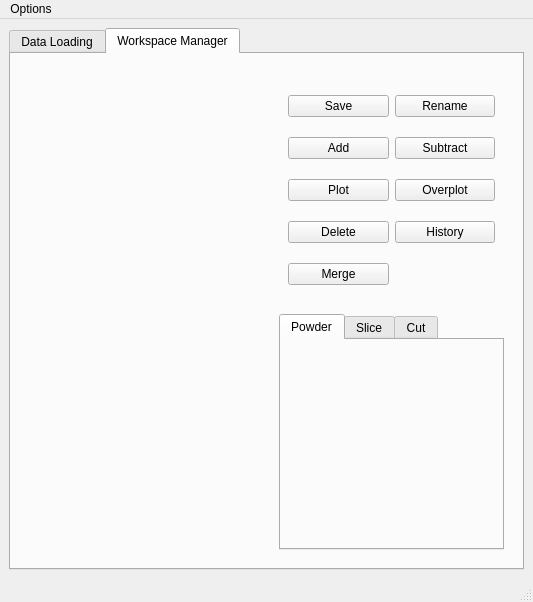
Old version of the form mslice/app/mainwindow.ui in the repository mantidproject/mslice.
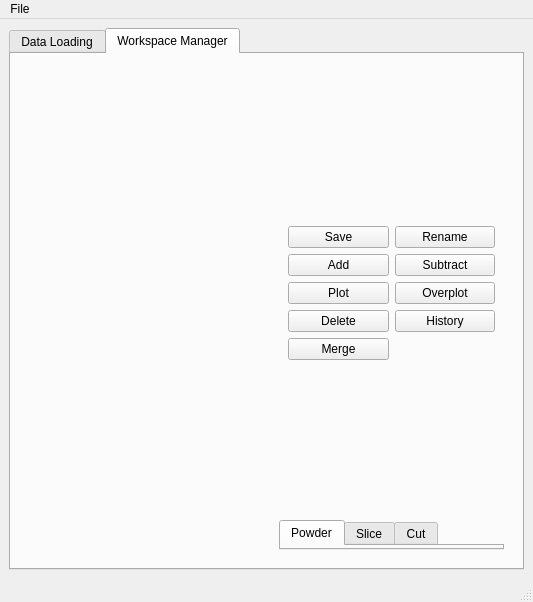
New version of the form. The open tabs and pages were chosen to show the change. Custom widgets are drawn as their Qt base class.

Commit message: Fix sort, add QSplitter, change menubar re #206

Patch:
```diff
--- a/mslice/app/mainwindow.ui
+++ b/mslice/app/mainwindow.ui
@@ -19,6 +19,10 @@
      <enum>QLayout::SetDefaultConstraint</enum>
     </property>
     <item row="0" column="0">
+     <widget class="QSplitter" name="splitter">
+      <property name="orientation">
+       <enum>Qt::Vertical</enum>
+      </property>
      <widget class="QTabWidget" name="tabWidget">
       <property name="sizePolicy">
        <sizepolicy hsizetype="Preferred" vsizetype="Preferred">
@@ -63,12 +67,37 @@
           <layout class="QVBoxLayout" name="verticalLayout_2">
            <item>
             <widget class="QWidget" name="widget_3" native="true">
+              <property name="maximumSize">
+               <size>
+                <width>250</width>
+                <height>16777215</height>
+               </size>
+              </property>
              <layout class="QGridLayout" name="gridLayout_2">
+               <item row="0" column="0">
+                <spacer name="verticalSpacer_2">
+                 <property name="orientation">
+                  <enum>Qt::Vertical</enum>
+                 </property>
+                 <property name="sizeHint" stdset="0">
+                  <size>
+                   <width>20</width>
+                   <height>40</height>
+                  </size>
+                 </property>
+                </spacer>
+               </item>
               <item row="6" column="1">
                <widget class="QPushButton" name="btnHistory">
                 <property name="enabled">
                  <bool>true</bool>
                 </property>
+                 <property name="maximumSize">
+                  <size>
+                   <width>110</width>
+                   <height>16777215</height>
+                  </size>
+                 </property>
                 <property name="text">
                  <string>History</string>
                 </property>
@@ -76,6 +105,12 @@
               </item>
               <item row="6" column="0">
                <widget class="QPushButton" name="btnDelete">
+                 <property name="maximumSize">
+                  <size>
+                   <width>110</width>
+                   <height>16777215</height>
+                  </size>
+                 </property>
                 <property name="text">
                  <string>Delete</string>
                 </property>
@@ -83,13 +118,38 @@
               </item>
               <item row="1" column="1">
                <widget class="QPushButton" name="btnRename">
+                 <property name="maximumSize">
+                  <size>
+                   <width>110</width>
+                   <height>16777215</height>
+                  </size>
+                 </property>
                 <property name="text">
                  <string>Rename</string>
                 </property>
                </widget>
               </item>
+               <item row="3" column="0">
+                <widget class="QPushButton" name="btnAdd">
+                 <property name="maximumSize">
+                  <size>
+                   <width>110</width>
+                   <height>16777215</height>
+                  </size>
+                 </property>
+                 <property name="text">
+                  <string>Add</string>
+                 </property>
+                </widget>
+               </item>
               <item row="1" column="0">
                <widget class="QPushButton" name="btnSave">
+                 <property name="maximumSize">
+                  <size>
+                   <width>110</width>
+                   <height>16777215</height>
+                  </size>
+                 </property>
                 <property name="text">
                  <string>Save</string>
                 </property>
@@ -97,6 +157,12 @@
               </item>
               <item row="4" column="0">
                <widget class="QPushButton" name="btnPlot">
+                 <property name="maximumSize">
+                  <size>
+                   <width>110</width>
+                   <height>16777215</height>
+                  </size>
+                 </property>
                 <property name="text">
                  <string>Plot</string>
                 </property>
@@ -104,6 +170,12 @@
               </item>
               <item row="7" column="0">
                <widget class="QPushButton" name="btnMerge">
+                 <property name="maximumSize">
+                  <size>
+                   <width>110</width>
+                   <height>16777215</height>
+                  </size>
+                 </property>
                 <property name="text">
                  <string>Merge</string>
                 </property>
@@ -111,6 +183,12 @@
               </item>
               <item row="4" column="1">
                <widget class="QPushButton" name="btnOverplot">
+                 <property name="maximumSize">
+                  <size>
+                   <width>110</width>
+                   <height>16777215</height>
+                  </size>
+                 </property>
                 <property name="text">
                  <string>Overplot</string>
                 </property>
@@ -118,17 +196,29 @@
               </item>
               <item row="3" column="1">
                <widget class="QPushButton" name="btnSubtract">
+                 <property name="maximumSize">
+                  <size>
+                   <width>110</width>
+                   <height>16777215</height>
+                  </size>
+                 </property>
                 <property name="text">
                  <string>Subtract</string>
                 </property>
                </widget>
               </item>
-              <item row="3" column="0">
-               <widget class="QPushButton" name="btnAdd">
-                <property name="text">
-                 <string>Add</string>
-                </property>
-               </widget>
+               <item row="8" column="0">
+                <spacer name="verticalSpacer">
+                 <property name="orientation">
+                  <enum>Qt::Vertical</enum>
+                 </property>
+                 <property name="sizeHint" stdset="0">
+                  <size>
+                   <width>20</width>
+                   <height>40</height>
+                  </size>
+                 </property>
+                </spacer>
               </item>
              </layout>
             </widget>
@@ -167,6 +257,7 @@
        </layout>
       </widget>
      </widget>
+     </widget>
     </item>
    </layout>
   </widget>
@@ -191,12 +282,12 @@
      <height>21</height>
     </rect>
    </property>
-   <widget class="QMenu" name="menuOptions">
+   <widget class="QMenu" name="menuFile">
     <property name="title">
-     <string>Options</string>
+     <string>File</string>
     </property>
    </widget>
-   <addaction name="menuOptions"/>
+   <addaction name="menuFile"/>
   </widget>
  </widget>
  <customwidgets>
```
Left out of the diff: 9 changed lines with no effect on the pictures. Lines whose indentation alone changed are shown as unchanged. The commit also changes 2 other files.
